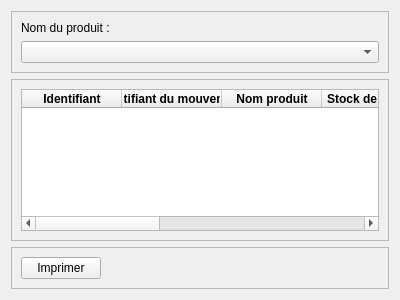
Above: operation.ui from Totelof10/tsena before the change. Below: the same form after it.
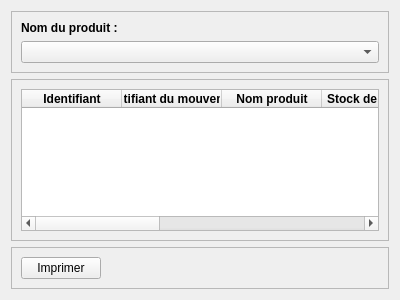
That is the form after the change. Icons and pictures are not drawn.

```diff
--- a/operation.ui
+++ b/operation.ui
@@ -25,6 +25,11 @@
      <layout class="QVBoxLayout" name="verticalLayout_3">
       <item>
        <widget class="QLabel" name="label">
+        <property name="font">
+         <font>
+          <bold>true</bold>
+         </font>
+        </property>
         <property name="text">
          <string>Nom du produit :</string>
         </property>
```
Left out of the diff: 10 changed lines with no effect on the pictures.
